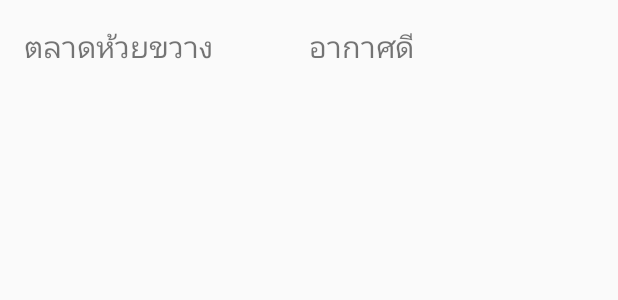
After one commit to OoI3enZaoo/GITFrameApacas, an Android app: the layout item_histoy.xml on its own in the app's theme, with its tools: preview values and no code run, on a phone screen of 412 x 824 dp. The commit adds this screen. Shown: the top 300 px of the screen. Run offline under Robolectric (Android 15) with nearby library versions, the phone set to English and light mode, and no system bars.

Commit message:
Update RecyclerView

```diff
--- a/app/build.gradle
+++ b/app/build.gradle
@@ -33,7 +33,7 @@ dependencies {
     compile 'de.hdodenhof:circleimageview:2.1.0'
     compile 'com.facebook.android:facebook-android-sdk:4.+'
     compile 'com.android.support.constraint:constraint-layout:1.0.0-beta3'
-    compile 'com.android.support:recyclerview-v7:25.0.0'
+    compile 'com.android.support:recyclerview-v7:23.+'
     testCompile 'junit:junit:4.12'
 }
 
--- /dev/null
+++ b/app/src/main/res/layout/item_histoy.xml
@@ -0,0 +1,31 @@
+<?xml version="1.0" encoding="utf-8"?>
+<android.support.constraint.ConstraintLayout xmlns:android="http://schemas.android.com/apk/res/android"
+    xmlns:app="http://schemas.android.com/apk/res-auto"
+    xmlns:tools="http://schemas.android.com/tools"
+    android:orientation="vertical" android:layout_width="match_parent"
+    android:layout_height="wrap_content">
+
+    <TextView
+        android:id="@+id/location"
+        android:layout_width="wrap_content"
+        android:layout_height="wrap_content"
+        android:text="ตลาดห้วยขวาง"
+        android:textSize="20dp"
+        android:layout_marginTop="16dp"
+        app:layout_constraintTop_toTopOf="parent"
+        android:layout_marginStart="16dp"
+        app:layout_constraintLeft_toLeftOf="parent" />
+
+    <TextView
+        android:id="@+id/status"
+        android:layout_width="wrap_content"
+        android:layout_height="wrap_content"
+        android:text="อากาศดี"
+        android:textSize="20dp"
+
+        app:layout_constraintBaseline_toBaselineOf="@+id/location"
+        android:layout_marginStart="64dp"
+        app:layout_constraintLeft_toRightOf="@+id/location" />
+
+
+</android.support.constraint.ConstraintLayout>
```
Also changed, not shown: app/src/main/java/com/admin/gitframeapacas/HistoryActivity.java (+63 -1 lines), app/src/main/res/layout/activity_history.xml (+12 -0 lines).
